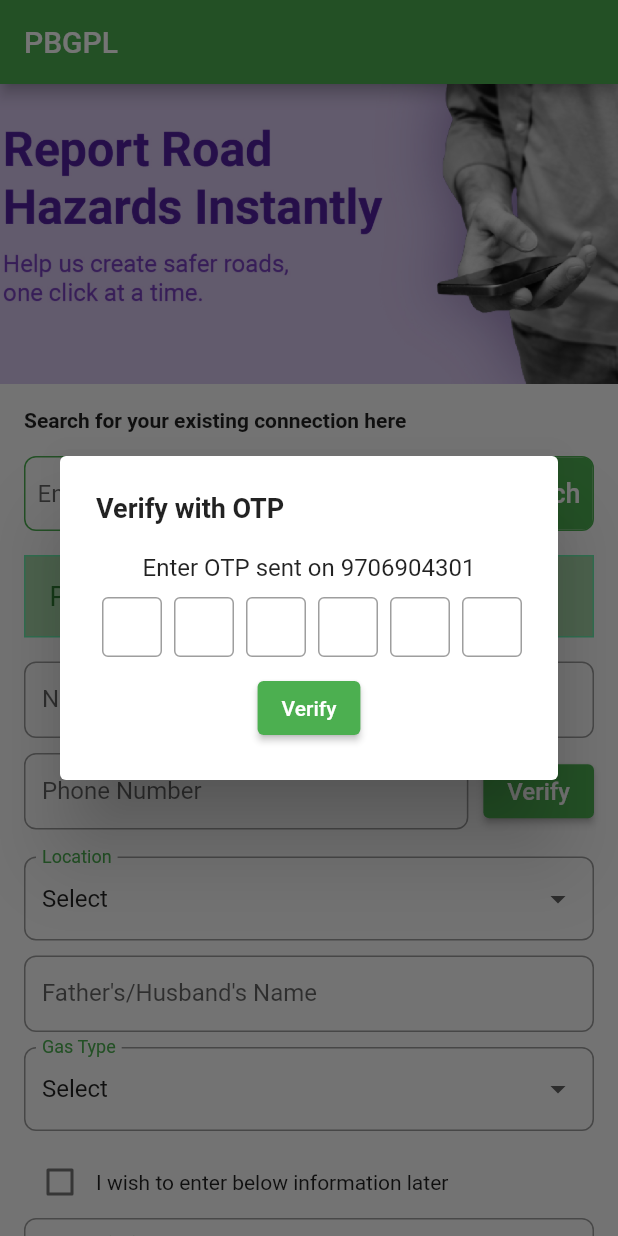
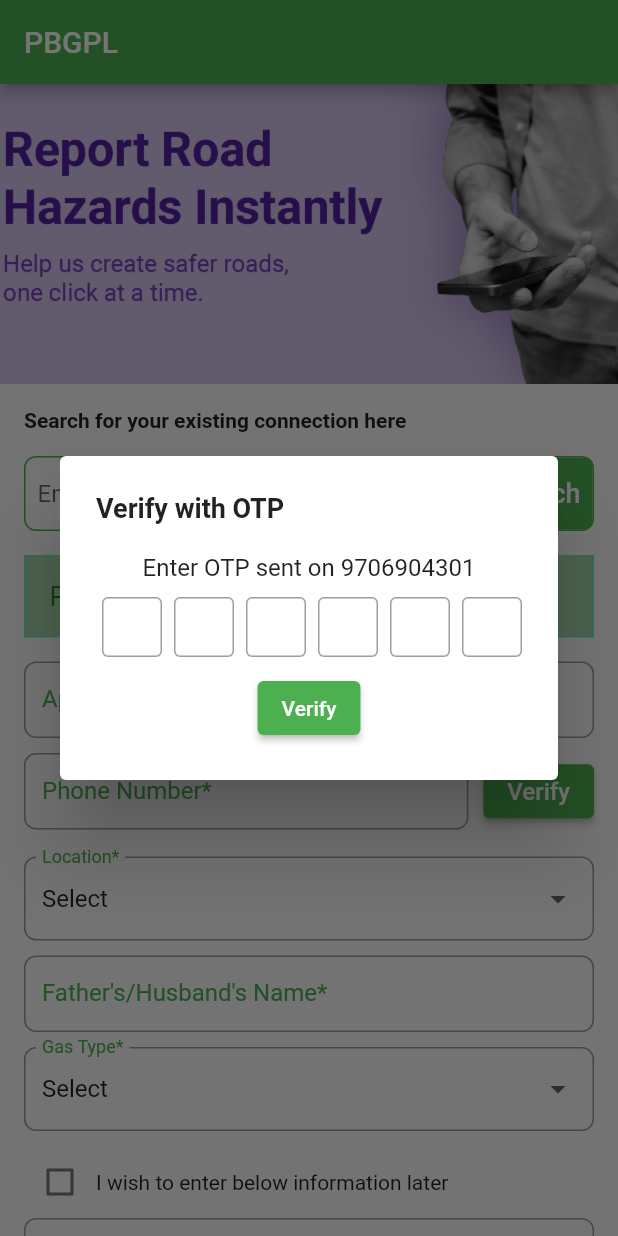
Before and after one commit to sinhabiswajit/pbgpl, a Flutter app: the screen it shows after launch, after a tap on "Verify", on a phone screen of 412 x 824 dp. Run offline on Flutter 3.47's test engine with Material 2 defaults, Android fonts, the light colour scheme and no system bars.

Commit message:
Added required symbol

```diff
--- a/lib/screens/home_page.dart
+++ b/lib/screens/home_page.dart
@@ -123,7 +123,7 @@ class _HomePageState extends State<HomePage> {
                 children: [
                   Expanded(
                     child: Container(
-                      padding: EdgeInsets.symmetric(
+                      padding: const EdgeInsets.symmetric(
                           horizontal: 16.0, vertical: 16.0),
                       decoration: BoxDecoration(
                         color: Colors.green[200], // Background color
@@ -151,13 +151,13 @@ class _HomePageState extends State<HomePage> {
                 child: Column(
                   crossAxisAlignment: CrossAxisAlignment.stretch,
                   children: [
-                    _buildInputField('Name', _firstNameController),
+                    _buildInputField('Applicant\'s Name*', _firstNameController),
                     const SizedBox(height: 10.0),
                     Row(
                       children: <Widget>[
                         Expanded(
                           child: _buildInputField(
-                              'Phone Number', TextEditingController(),
+                              'Phone Number*', TextEditingController(),
                               keyboardType: TextInputType.phone),
                         ),
                         const SizedBox(width: 10.0),
@@ -208,7 +208,7 @@ class _HomePageState extends State<HomePage> {
                     _buildLocationDropdown(context),
                     const SizedBox(height: 10.0),
                     _buildInputField(
-                        "Father's/Husband's Name", TextEditingController()),
+                        "Father's/Husband's Name*", TextEditingController()),
                     const SizedBox(height: 10.0),
                     _buildGasTypeDropdown(context),
                     const SizedBox(height: 10.0),
@@ -384,11 +384,11 @@ class _HomePageState extends State<HomePage> {
                     child: TextFormField(
                       controller: otpControllers[index],
                       focusNode: otpFocusNodes[index],
-                      decoration: InputDecoration(
+                      decoration: const InputDecoration(
                         border: OutlineInputBorder(),
                       ),
                       keyboardType: TextInputType.number,
-                      style: TextStyle(
+                      style: const TextStyle(
                         color: Colors.black,
                         fontSize: 16.0, // Adjust the font size as needed
                       ),
@@ -403,7 +403,7 @@ class _HomePageState extends State<HomePage> {
                   );
                 }),
               ),
-              SizedBox(
+              const SizedBox(
                 height: 10.0,
               ),
               ElevatedButton(
@@ -417,7 +417,7 @@ class _HomePageState extends State<HomePage> {
                     Colors.green,
                   ), // Set the background color to green
                 ),
-                child: Text('Verify'),
+                child: const Text('Verify'),
               ),
             ],
           ),
@@ -449,6 +449,7 @@ class _HomePageState extends State<HomePage> {
         ),
         labelStyle: const TextStyle(
           fontSize: 16.0,
+          color:Colors.green,
         ),
       ),
       validator: validator,
@@ -459,7 +460,7 @@ class _HomePageState extends State<HomePage> {
   Widget _buildLocationDropdown(BuildContext context) {
     return DropdownButtonFormField<String>(
       decoration: InputDecoration(
-        labelText: "Location",
+        labelText: "Location*",
         border: const OutlineInputBorder(
           borderRadius: BorderRadius.all(
             Radius.circular(8.0),
@@ -511,7 +512,7 @@ class _HomePageState extends State<HomePage> {
   Widget _buildGasTypeDropdown(BuildContext context) {
     return DropdownButtonFormField<String>(
       decoration: InputDecoration(
-        labelText: "Gas Type",
+        labelText: "Gas Type*",
         border: const OutlineInputBorder(
           borderRadius: BorderRadius.all(
             Radius.circular(8.0),
```
